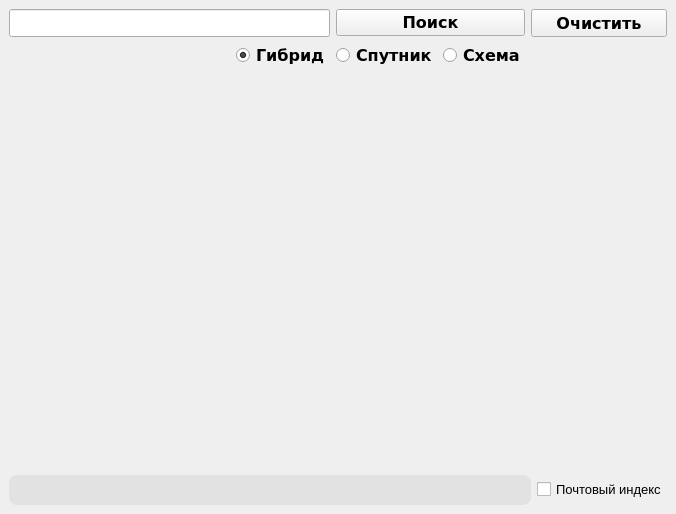
Above: main.ui from genhost/yandex-maps before the change. Below: the same form after it.
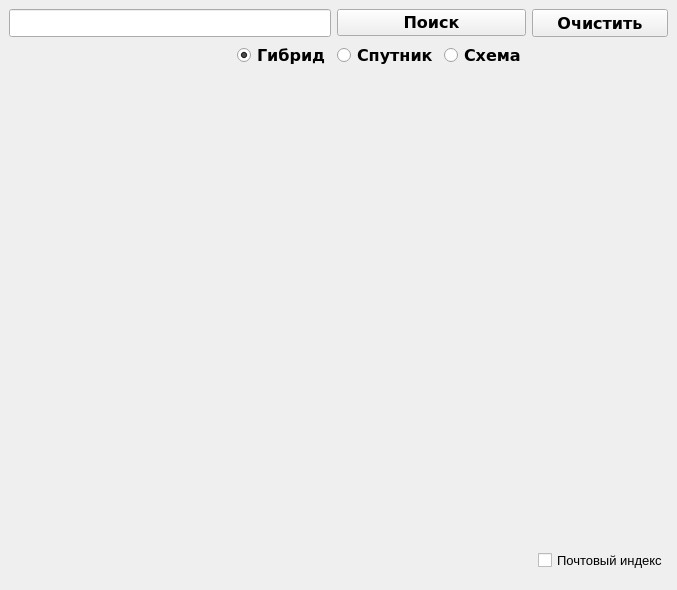
That is the form after the change. Icons and pictures are not drawn.

Commit message: fix bug with status line; add method for status line

Patch:
```diff
--- a/main.ui
+++ b/main.ui
@@ -6,8 +6,8 @@
    <rect>
     <x>0</x>
     <y>0</y>
-    <width>676</width>
-    <height>514</height>
+    <width>677</width>
+    <height>590</height>
    </rect>
   </property>
   <property name="windowTitle">
@@ -165,26 +165,6 @@
         </property>
        </widget>
       </item>
-      <item row="4" column="0" colspan="6">
-       <widget class="QWidget" name="widget" native="true">
-        <property name="sizePolicy">
-         <sizepolicy hsizetype="Expanding" vsizetype="Fixed">
-          <horstretch>0</horstretch>
-          <verstretch>0</verstretch>
-         </sizepolicy>
-        </property>
-        <property name="minimumSize">
-         <size>
-          <width>0</width>
-          <height>30</height>
-         </size>
-        </property>
-        <property name="styleSheet">
-         <string notr="true">background-color: #e2e2e2;
-border-radius: 8;</string>
-        </property>
-       </widget>
-      </item>
       <item row="4" column="6">
        <widget class="QCheckBox" name="checkBox">
         <property name="font">
@@ -255,6 +235,31 @@
         </property>
        </widget>
       </item>
+      <item row="4" column="0" colspan="5">
+       <widget class="QLabel" name="status_line">
+        <property name="sizePolicy">
+         <sizepolicy hsizetype="Preferred" vsizetype="Preferred">
+          <horstretch>0</horstretch>
+          <verstretch>0</verstretch>
+         </sizepolicy>
+        </property>
+        <property name="minimumSize">
+         <size>
+          <width>0</width>
+          <height>40</height>
+         </size>
+        </property>
+        <property name="font">
+         <font>
+          <family>Cascadia Mono</family>
+          <pointsize>13</pointsize>
+         </font>
+        </property>
+        <property name="text">
+         <string/>
+        </property>
+       </widget>
+      </item>
      </layout>
     </item>
    </layout>
```
The commit also changes 2 other files.
